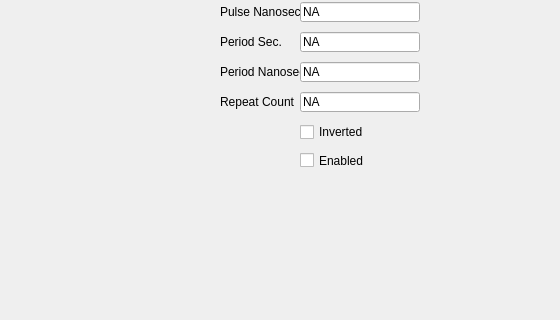
First picture: the form in UCM/Library/UniversalConfigurationManager/ClkSgTab/Ucm_ClkSgTab.ui, repository NetTimeLogic/UniversalConfigurationManager, before the edit; both pictures show x 0 to 560 and y 168 to 488 of the 1374 by 774 pixel window.
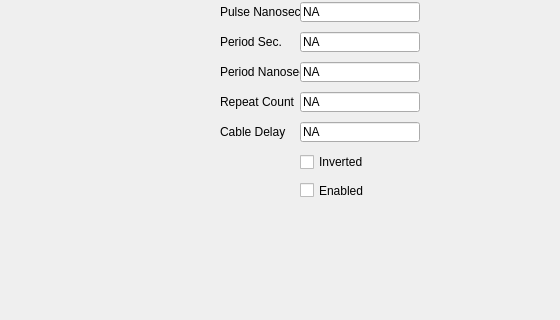
Second picture: the form after the edit.

What changed in the file:
```diff
--- a/UCM/Library/UniversalConfigurationManager/ClkSgTab/Ucm_ClkSgTab.ui
+++ b/UCM/Library/UniversalConfigurationManager/ClkSgTab/Ucm_ClkSgTab.ui
@@ -121,7 +121,7 @@
    <property name="geometry">
     <rect>
      <x>300</x>
-     <y>320</y>
+     <y>350</y>
      <width>80</width>
      <height>17</height>
     </rect>
@@ -173,7 +173,7 @@
    <property name="geometry">
     <rect>
      <x>300</x>
-     <y>290</y>
+     <y>320</y>
      <width>80</width>
      <height>20</height>
     </rect>
@@ -385,6 +385,32 @@
     <string>Gen Error</string>
    </property>
   </widget>
+  <widget class="QLineEdit" name="ClkSgCableDelayValue">
+   <property name="geometry">
+    <rect>
+     <x>300</x>
+     <y>290</y>
+     <width>120</width>
+     <height>20</height>
+    </rect>
+   </property>
+   <property name="text">
+    <string>NA</string>
+   </property>
+  </widget>
+  <widget class="QLabel" name="ClkSgCableDelayLabel">
+   <property name="geometry">
+    <rect>
+     <x>220</x>
+     <y>290</y>
+     <width>80</width>
+     <height>20</height>
+    </rect>
+   </property>
+   <property name="text">
+    <string>Cable Delay</string>
+   </property>
+  </widget>
  </widget>
  <resources/>
  <connections/>
```
